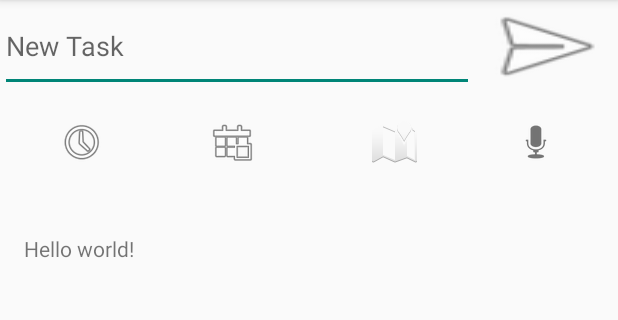
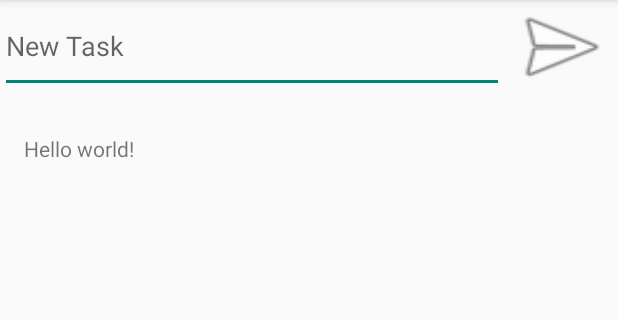
Before and after one commit to iofirag/Task2Do, an Android app: the screen it shows after launch (MainActivity), on a phone screen of 412 x 824 dp, the part 84-404 px from its top. Run offline under Robolectric (Android 15) with nearby library versions, the phone set to English and light mode, and no system bars.

Commit message:
fix layout of main

```diff
--- a/task2do/src/main/res/layout/activity_main.xml
+++ b/task2do/src/main/res/layout/activity_main.xml
@@ -11,26 +11,28 @@
     <LinearLayout
         android:orientation="horizontal"
         android:layout_width="fill_parent"
-        android:layout_height="wrap_content"
+        android:layout_height="62dp"
         android:id="@+id/newTaskLine_button">
 
         <EditText
-            android:layout_width="316dp"
-            android:layout_height="61dp"
+            android:layout_width="wrap_content"
+            android:layout_height="match_parent"
             android:id="@+id/etNewTask"
             android:layout_gravity="left|top"
             android:autoText="false"
             android:editable="false"
             android:enabled="true"
             android:focusableInTouchMode="true"
-            android:hint="New Task" />
+            android:hint="New Task"
+            android:layout_weight="0.85" />
 
         <ImageButton
-            android:layout_width="match_parent"
-            android:layout_height="61dp"
+            android:layout_width="wrap_content"
+            android:layout_height="match_parent"
             android:id="@+id/imageButton"
             android:layout_gravity="right|top"
-            android:background="@android:drawable/ic_menu_send" />
+            android:background="@android:drawable/ic_menu_send"
+            android:layout_weight="0.15" />
 
     </LinearLayout>
 
@@ -42,10 +44,10 @@
         android:baselineAligned="false"
         android:measureWithLargestChild="false"
         android:textAlignment="center"
-        android:visibility="visible"
         android:gravity="center"
         android:weightSum="1"
-        android:id="@+id/functionsTab">
+        android:id="@+id/functionsTab"
+        android:visibility="gone">
 
         <ImageButton
             android:layout_width="wrap_content"
```
Also changed, not shown: task2do/src/main/res/layout/task_format.xml (+16 -15 lines).
